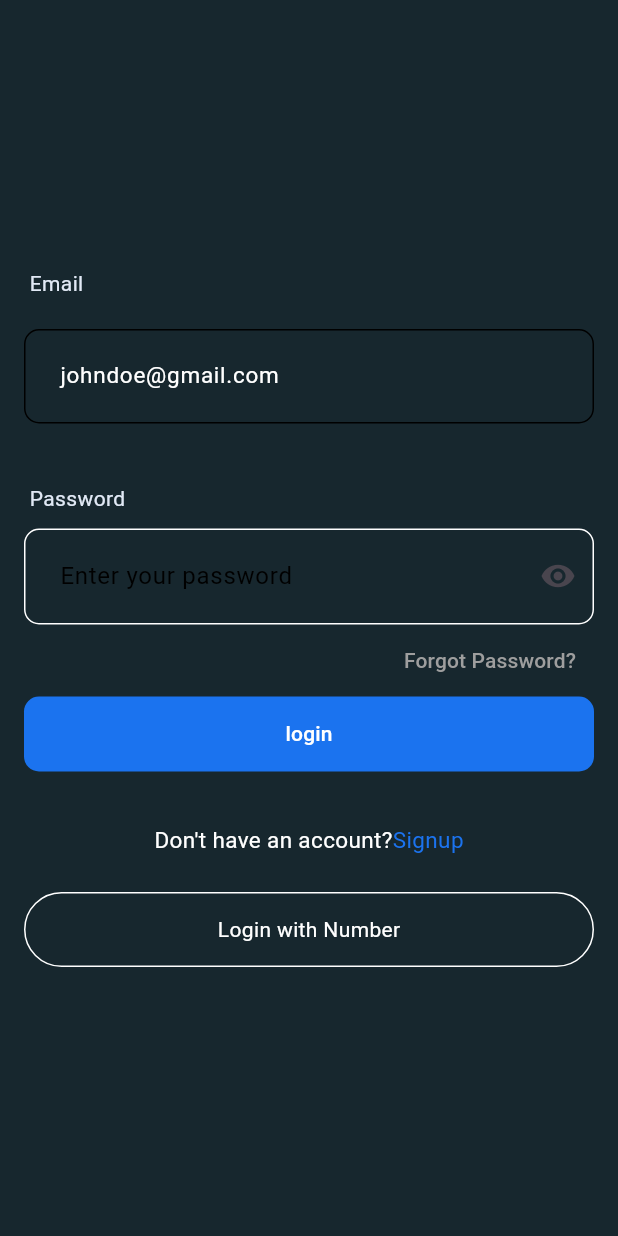
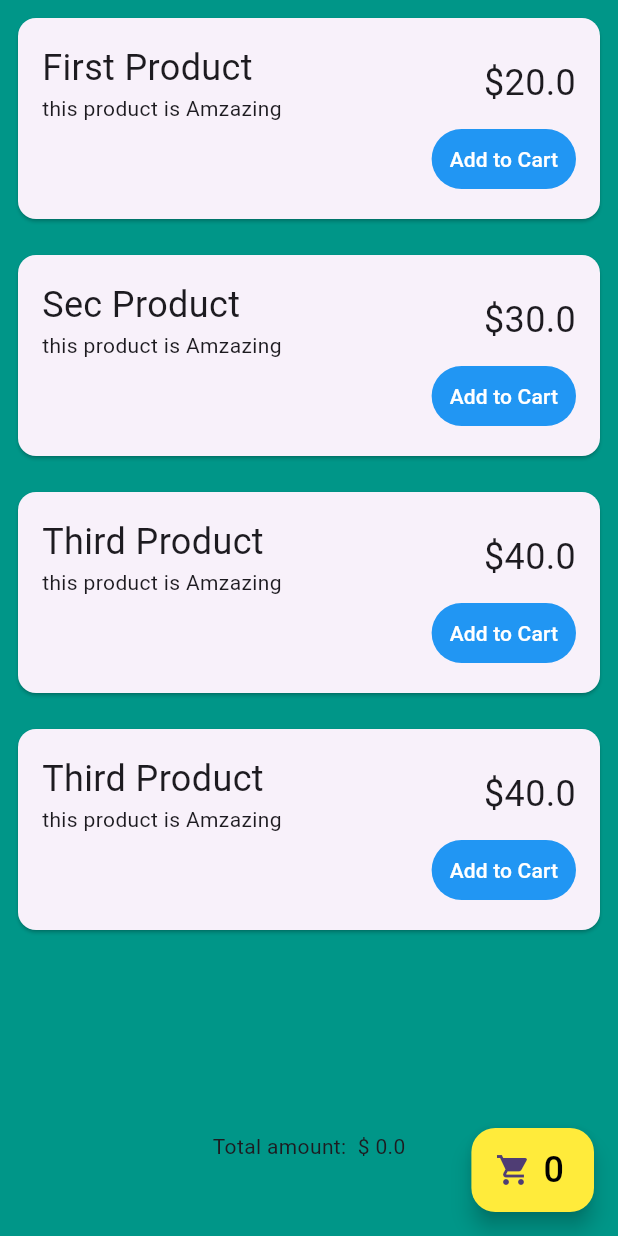
Before and after one commit to abubakar4682/UI-with-Firebase, a Flutter app: the screen it shows after launch, on a phone screen of 412 x 824 dp. Run offline on Flutter 3.47's test engine with Material 2 defaults, Android fonts, the phone set to English and light mode, and no system bars; our stand-ins replace cloud_firestore, firebase_auth, firebase_core, firebase_database, fluttertoast, get; accounts and stored records are empty.

Commit message:
initial commit

```diff
--- /dev/null
+++ b/lib/controlers/card_controller.dart
@@ -0,0 +1,12 @@
+import 'package:get/get.dart';
+
+import '../model/product.dart';
+
+class CardController extends GetxController{
+  var cardItems = <Product>[].obs;
+  double get totalPrice => cardItems.fold(0, (sum, item) => sum + (item.price ?? 0).toDouble());
+ int get count => cardItems.length;
+  addToCard(Product product){
+    cardItems.add(product);
+  }
+}
--- /dev/null
+++ b/lib/controlers/shopping_controlers.dart
@@ -0,0 +1,48 @@
+import 'package:get/state_manager.dart';
+
+import '../model/product.dart';
+
+class ShoppingController extends GetxController {
+  var products = <Product>[].obs;
+  @override
+  void onInit() {
+    // TODO: implement onInit
+    super.onInit();
+    fetchproduct();
+  }
+
+  void fetchproduct() async {
+    await Future.delayed(Duration(seconds: 1));
+    var productResult = [
+      Product(
+        id: 1,
+        productName: 'First Product',
+        productImage: 'abu',
+        productDescription: 'this product is Amzazing',
+        price: 20,
+      ),
+      Product(
+        id: 2,
+        productName: 'Sec Product',
+        productImage: 'abu',
+        productDescription: 'this product is Amzazing',
+        price: 30,
+      ),
+      Product(
+        id: 3,
+        productName: 'Third Product',
+        productImage: 'abu',
+        productDescription: 'this product is Amzazing',
+        price: 40,
+      ),
+      Product(
+        id: 3,
+        productName: 'Third Product',
+        productImage: 'abu',
+        productDescription: 'this product is Amzazing',
+        price: 40,
+      ),
+    ];
+    products.value = productResult;
+  }
+}
--- a/lib/main.dart
+++ b/lib/main.dart
@@ -5,6 +5,7 @@ import 'package:todoapp/view/login_with_number.dart';
 
 import 'package:todoapp/view/postscreen.dart';
 import 'package:firebase_core/firebase_core.dart';
+import 'package:todoapp/view/shopping_page.dart';
 import 'package:todoapp/view/update.dart';
 
 import 'firestore/firestore_screen.dart';
@@ -31,7 +32,7 @@ class Todo extends StatelessWidget {
         colorScheme: ColorScheme.fromSeed(seedColor: Colors.deepPurple),
         useMaterial3: true,
       ),
-      home: LoginScreen(),
+      home: ShoppingPage(),
     );
   }
 }
--- /dev/null
+++ b/lib/model/product.dart
@@ -0,0 +1,19 @@
+import 'package:get/state_manager.dart';
+
+class Product {
+  final int? id;
+  final String? productName;
+  final String? productImage;
+  final String? productDescription;
+  final double? price;
+
+  Product({
+    this.id,
+    this.productName,
+    this.productImage,
+    this.productDescription,
+    this.price,
+  });
+
+  final isFavorite = false.obs;
+}
--- /dev/null
+++ b/lib/view/shopping_page.dart
@@ -0,0 +1,92 @@
+import 'package:flutter/material.dart';
+import 'package:get/get.dart';
+
+import '../controlers/card_controller.dart';
+import '../controlers/shopping_controlers.dart';
+
+class ShoppingPage extends StatelessWidget {
+  final shoppingController = Get.put(ShoppingController());
+
+  // final cartController = Get.put(CartController());
+  final cardController = Get.put(CardController());
+
+  @override
+  Widget build(BuildContext context) {
+    print('rebuild');
+    return Scaffold(
+        backgroundColor: Colors.teal,
+        body: SafeArea(
+          child: Column(children: [
+            Expanded(
+              child: GetX<ShoppingController>(builder: (controller) {
+                return ListView.builder(
+                  itemCount: controller.products.length,
+                  itemBuilder: (context, index) {
+                    return Card(
+                      margin: const EdgeInsets.all(12),
+                      child: Padding(
+                        padding: const EdgeInsets.all(16.0),
+                        child: Column(
+                          crossAxisAlignment: CrossAxisAlignment.end,
+                          children: [
+                            Row(
+                              mainAxisAlignment: MainAxisAlignment.spaceBetween,
+                              children: [
+                                Column(
+                                  crossAxisAlignment: CrossAxisAlignment.start,
+                                  children: [
+                                    Text(
+                                      '${controller.products[index].productName}',
+                                      style: TextStyle(fontSize: 24),
+                                    ),
+                                    Text(
+                                        '${controller.products[index].productDescription}'),
+                                  ],
+                                ),
+                                Text('\$${controller.products[index].price}',
+                                    style: TextStyle(fontSize: 24)),
+                              ],
+                            ),
+                            TextButton(
+                              onPressed: () {
+                                cardController
+                                    .addToCard(controller.products[index]);
+                              },
+                              style: ButtonStyle(
+                                backgroundColor:
+                                    MaterialStateProperty.all<Color>(
+                                        Colors.blue),
+                              ),
+                              child: const Text(
+                                'Add to Cart',
+                                style: TextStyle(color: Colors.white),
+                              ),
+                            )
+                          ],
+                        ),
+                      ),
+                    );
+                  },
+                );
+              }),
+            ),
+            GetX<ShoppingController>(builder: (controller) {
+              print('Total amount: \$ ${cardController.totalPrice}');
+              return Text('Total amount:  \$ ${cardController.totalPrice}');
+            }),
+            const SizedBox(height: 50),
+          ]),
+        ),
+        floatingActionButton: FloatingActionButton.extended(
+          onPressed: () {},
+          backgroundColor: Colors.yellow,
+          icon: const Icon(Icons.shopping_cart),
+          label: GetX<CardController>(builder: (controller) {
+            return Text(
+              controller.count.toString(),
+              style: const TextStyle(color: Colors.black, fontSize: 24),
+            );
+          }),
+        ));
+  }
+}
```
